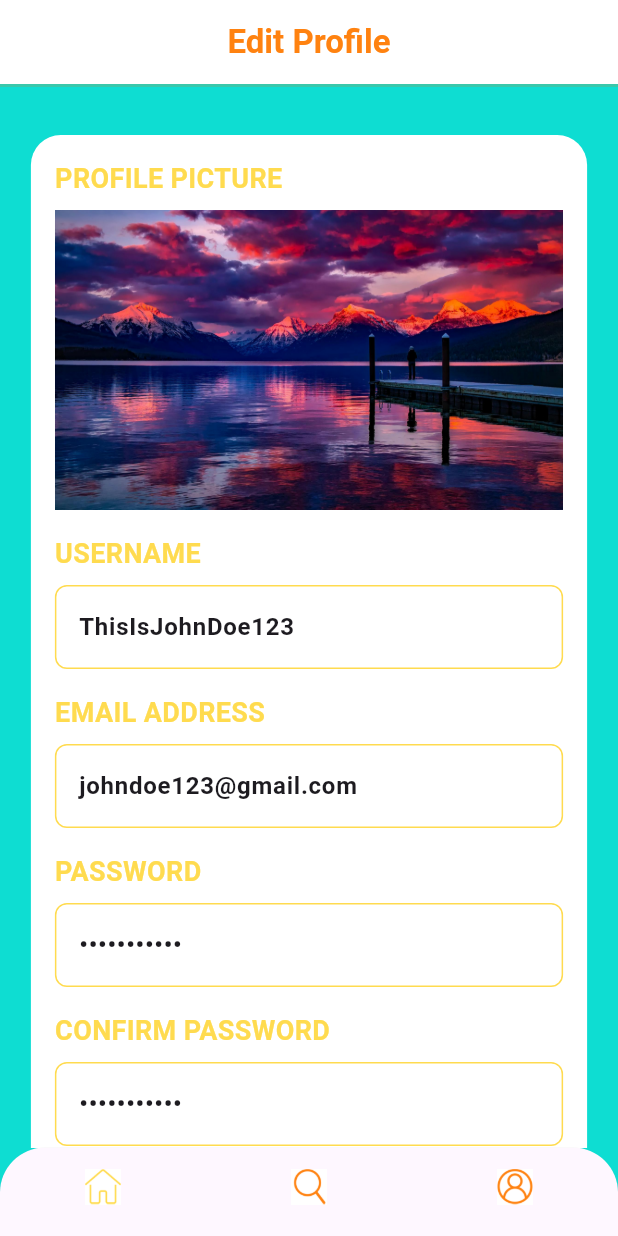
After one commit to buzzaaaaar/recipe-app-mad, a Flutter app: the EditProfilePage screen opened directly, on a phone screen of 412 x 824 dp. The commit adds this screen. Run offline on Flutter 3.47's test engine with Material 3 defaults, Android fonts, the phone set to English and light mode, and no system bars; Roboto replaces fonts that are missing (AlbertSans).

Commit message:
editprofilepage updated

```diff
--- /dev/null
+++ b/project_application_1/lib/editprofilepage.dart
@@ -0,0 +1,412 @@
+import 'package:flutter/material.dart';
+
+void main() {
+  runApp(const MyApp());
+}
+
+class MyApp extends StatelessWidget {
+  const MyApp({super.key});
+
+  @override
+  Widget build(BuildContext context) {
+    return MaterialApp(
+      debugShowCheckedModeBanner: false,
+      home: EditProfilePage(),
+    );
+  }
+}
+
+class EditProfilePage extends StatefulWidget {
+  const EditProfilePage({super.key});
+
+  @override
+  EditProfilePageState createState() => EditProfilePageState();
+}
+
+class EditProfilePageState extends State<EditProfilePage> {
+  int selectedBottomIndex = 0;
+  String? _imagePath = 'assets/TestProfilePicture.jpg'; // Sample picture
+  String _username = 'ThisIsJohnDoe123';
+  String _email = 'johndoe123@gmail.com';
+  String _password = 'password123';
+  String _confirmPassword = 'password123';
+
+  final _formKey = GlobalKey<FormState>();
+
+  @override
+  Widget build(BuildContext context) {
+    return Scaffold(
+      backgroundColor: const Color(0xFF0EDDD2), // Background is Jade
+      appBar: AppBar(
+        backgroundColor: Colors.white,
+        title: Center(
+          child: Text(
+            'Edit Profile',
+            style: TextStyle(
+              fontFamily: 'AlbertSans',
+              fontWeight: FontWeight.w600,
+              color: const Color(0xFFFF8210),
+            ),
+          ),
+        ),
+      ),
+      body: Column(
+        children: [
+          Container(
+            height: 2,
+            // ignore: deprecated_member_use
+            color: const Color.fromARGB(255, 234, 113, 15).withOpacity(0.2),
+          ),
+          Expanded(
+            child: SingleChildScrollView(
+              child: Center(
+                child: Container(
+                  width: MediaQuery.of(context).size.width * 0.9,
+                  margin: const EdgeInsets.only(top: 32, bottom: 16),
+                  decoration: BoxDecoration(
+                    color: Colors.white, // Content box remains white
+                    borderRadius: BorderRadius.circular(20),
+                  ),
+                  padding: const EdgeInsets.all(16),
+                  child: Form(
+                    key: _formKey,
+                    child: Column(
+                      crossAxisAlignment: CrossAxisAlignment.start,
+                      children: [
+                        Text(
+                          "PROFILE PICTURE",
+                          style: TextStyle(
+                            fontSize: 18,
+                            fontWeight: FontWeight.bold,
+                            color: const Color(0xFFFFDB4F),
+                          ),
+                        ),
+                        const SizedBox(height: 8),
+                        GestureDetector(
+                          onTap: () {
+                            if (_imagePath != null) {
+                              _showRemoveImageDialog();
+                            } else {
+                              debugPrint("Upload profile picture here");
+                            }
+                          },
+                          child: Container(
+                            width: double.infinity,
+                            height: 200,
+                            decoration: BoxDecoration(
+                              color: Colors.grey[200],
+                              borderRadius: BorderRadius.circular(8),
+                            ),
+                            child: _imagePath != null
+                                ? Image.asset(_imagePath!, fit: BoxFit.cover)
+                                : const Center(
+                                    child: Icon(Icons.person,
+                                        size: 50, color: Colors.grey),
+                                  ),
+                          ),
+                        ),
+                        const SizedBox(height: 16),
+                        Text(
+                          "USERNAME",
+                          style: TextStyle(
+                            fontSize: 18,
+                            fontWeight: FontWeight.bold,
+                            color: const Color(0xFFFFDB4F),
+                          ),
+                        ),
+                        const SizedBox(height: 8),
+                        TextFormField(
+                          initialValue: _username,
+                          style: const TextStyle(fontWeight: FontWeight.w600),
+                          decoration: InputDecoration(
+                            border: OutlineInputBorder(
+                              borderRadius: BorderRadius.circular(8),
+                              borderSide:
+                                  BorderSide(color: const Color(0xFFFFDB4F)),
+                            ),
+                            focusedBorder: OutlineInputBorder(
+                              borderRadius: BorderRadius.circular(8),
+                              borderSide:
+                                  BorderSide(color: const Color(0xFFFFDB4F)),
+                            ),
+                            enabledBorder: OutlineInputBorder(
+                              borderRadius: BorderRadius.circular(8),
+                              borderSide:
+                                  BorderSide(color: const Color(0xFFFFDB4F)),
+                            ),
+                          ),
+                          validator: (value) {
+                            if (value == null || value.isEmpty) {
+                              return 'Please enter your username';
+                            }
+                            if (value.length < 3) {
+                              return 'Username must be at least 3 characters';
+                            }
+                            return null;
+                          },
+                          onChanged: (value) {
+                            setState(() {
+                              _username = value;
+                            });
+                          },
+                        ),
+                        const SizedBox(height: 16),
+                        Text(
+                          "EMAIL ADDRESS",
+                          style: TextStyle(
+                            fontSize: 18,
+                            fontWeight: FontWeight.bold,
+                            color: const Color(0xFFFFDB4F),
+                          ),
+                        ),
+                        const SizedBox(height: 8),
+                        TextFormField(
+                          initialValue: _email,
+                          style: const TextStyle(fontWeight: FontWeight.w600),
+                          decoration: InputDecoration(
+                            border: OutlineInputBorder(
+                              borderRadius: BorderRadius.circular(8),
+                              borderSide:
+                                  BorderSide(color: const Color(0xFFFFDB4F)),
+                            ),
+                            focusedBorder: OutlineInputBorder(
+                              borderRadius: BorderRadius.circular(8),
+                              borderSide:
+                                  BorderSide(color: const Color(0xFFFFDB4F)),
+                            ),
+                            enabledBorder: OutlineInputBorder(
+                              borderRadius: BorderRadius.circular(8),
+                              borderSide:
+                                  BorderSide(color: const Color(0xFFFFDB4F)),
+                            ),
+                          ),
+                          validator: (value) {
+                            if (value == null || value.isEmpty) {
+                              return 'Please enter your email';
+                            }
+                            if (!value.contains('@')) {
+                              return 'Please enter a valid email address';
+                            }
+                            return null;
+                          },
+                          onChanged: (value) {
+                            setState(() {
+                              _email = value;
+                            });
+                          },
+                        ),
+                        const SizedBox(height: 16),
+                        Text(
+                          "PASSWORD",
+                          style: TextStyle(
+                            fontSize: 18,
+                            fontWeight: FontWeight.bold,
+                            color: const Color(0xFFFFDB4F),
+                          ),
+                        ),
+                        const SizedBox(height: 8),
+                        TextFormField(
+                          initialValue: _password,
+                          style: const TextStyle(fontWeight: FontWeight.w600),
+                          obscureText: true,
+                          decoration: InputDecoration(
+                            border: OutlineInputBorder(
+                              borderRadius: BorderRadius.circular(8),
+                              borderSide:
+                                  BorderSide(color: const Color(0xFFFFDB4F)),
+                            ),
+                            focusedBorder: OutlineInputBorder(
+                              borderRadius: BorderRadius.circular(8),
+                              borderSide:
+                                  BorderSide(color: const Color(0xFFFFDB4F)),
+                            ),
+                            enabledBorder: OutlineInputBorder(
+                              borderRadius: BorderRadius.circular(8),
+                              borderSide:
+                                  BorderSide(color: const Color(0xFFFFDB4F)),
+                            ),
+                          ),
+                          validator: (value) {
+                            if (value == null || value.isEmpty) {
+                              return 'Please enter your password';
+                            }
+                            if (value.length < 6) {
+                              return 'Password must be at least 6 characters';
+                            }
+                            return null;
+                          },
+                          onChanged: (value) {
+                            setState(() {
+                              _password = value;
+                            });
+                          },
+                        ),
+                        const SizedBox(height: 16),
+                        Text(
+                          "CONFIRM PASSWORD",
+                          style: TextStyle(
+                            fontSize: 18,
+                            fontWeight: FontWeight.bold,
+                            color: const Color(0xFFFFDB4F),
+                          ),
+                        ),
+                        const SizedBox(height: 8),
+                        TextFormField(
+                          initialValue: _confirmPassword,
+                          style: const TextStyle(fontWeight: FontWeight.w600),
+                          obscureText: true,
+                          decoration: InputDecoration(
+                            border: OutlineInputBorder(
+                              borderRadius: BorderRadius.circular(8),
+                              borderSide:
+                                  BorderSide(color: const Color(0xFFFFDB4F)),
+                            ),
+                            focusedBorder: OutlineInputBorder(
+                              borderRadius: BorderRadius.circular(8),
+                              borderSide:
+                                  BorderSide(color: const Color(0xFFFFDB4F)),
+                            ),
+                            enabledBorder: OutlineInputBorder(
+                              borderRadius: BorderRadius.circular(8),
+                              borderSide:
+                                  BorderSide(color: const Color(0xFFFFDB4F)),
+                            ),
+                          ),
+                          validator: (value) {
+                            if (value == null || value.isEmpty) {
+                              return 'Please confirm your password';
+                            }
+                            if (value != _password) {
+                              return 'Passwords do not match';
+                            }
+                            return null;
+                          },
+                          onChanged: (value) {
+                            setState(() {
+                              _confirmPassword = value;
+                            });
+                          },
+                        ),
+                        const SizedBox(height: 32),
+                        Row(
+                          mainAxisAlignment: MainAxisAlignment.spaceEvenly,
+                          children: [
+                            _buildButton("DISCARD", () {}),
+                            _buildButton("SAVE", () {
+                              if (_formKey.currentState!.validate()) {
+                                // Form is valid, perform save operation
+                                // You would typically save the data here
+                              }
+                            }),
+                          ],
+                        ),
+                      ],
+                    ),
+                  ),
+                ),
+              ),
+            ),
+          ),
+        ],
+      ),
+      bottomNavigationBar: _buildBottomNavBar(),
+    );
+  }
+
+  Widget _buildButton(String text, VoidCallback onPressed) {
+    return ElevatedButton(
+      onPressed: onPressed,
+      style: ElevatedButton.styleFrom(
+        backgroundColor: const Color(0xFFFF8210),
+        padding: const EdgeInsets.symmetric(horizontal: 20, vertical: 10),
+      ),
+      child: Text(
+        text,
+        style: const TextStyle(fontSize: 18, color: Colors.white),
+      ),
+    );
+  }
+
+  void _showRemoveImageDialog() {
+    showDialog(
+      context: context,
+      builder: (BuildContext context) {
+        return AlertDialog(
+          title: const Text("Remove Profile Picture"),
+          content: const Text(
+              "Are you sure you want to remove your profile picture?"),
+          actions: [
+            TextButton(
+              onPressed: () {
+                Navigator.of(context).pop();
+              },
+              child: const Text("Cancel"),
+            ),
+            TextButton(
+              onPressed: () {
+                setState(() {
+                  _imagePath = null;
+                });
+                Navigator.of(context).pop();
+              },
+              child: const Text("Remove", style: TextStyle(color: Colors.red)),
+            ),
+          ],
+        );
+      },
+    );
+  }
+
+  Widget _buildBottomNavBar() {
+    return Container(
+      decoration: BoxDecoration(
+        borderRadius: BorderRadius.vertical(top: Radius.circular(30)),
+      ),
+      child: ClipRRect(
+        borderRadius: BorderRadius.vertical(top: Radius.circular(30)),
+        child: BottomNavigationBar(
+          currentIndex: selectedBottomIndex,
+          onTap: (index) {
+            setState(() {
+              selectedBottomIndex = index;
+            });
+          },
+          showSelectedLabels: false,
+          showUnselectedLabels: false,
+          items: [
+            BottomNavigationBarItem(
+              icon: Image.asset(
+                selectedBottomIndex == 0
+                    ? 'assets/HomeIconOnClick.png'
+                    : 'assets/home.png',
+                width: 24,
+                height: 24,
+              ),
+              label: '',
+            ),
+            BottomNavigationBarItem(
+              icon: Image.asset(
+                selectedBottomIndex == 1
+                    ? 'assets/ExploreIconOnClick.png'
+                    : 'assets/search.png',
+                width: 24,
+                height: 24,
+              ),
+              label: '',
+            ),
+            BottomNavigationBarItem(
+              icon: Image.asset(
+                selectedBottomIndex == 2
+                    ? 'assets/MyProfileIconOnClick.png'
+                    : 'assets/profile.png',
+                width: 24,
+                height: 24,
+              ),
+              label: '',
+            ),
+          ],
+        ),
+      ),
+    );
+  }
+}
--- a/project_application_1/lib/editrecipepage.dart
+++ b/project_application_1/lib/editrecipepage.dart
@@ -63,6 +63,7 @@ class RecipePageState extends State {
         children: [
           Container(
             height: 2,
+            // ignore: deprecated_member_use
             color: const Color.fromARGB(255, 234, 113, 15).withOpacity(0.2),
           ),
           Expanded(
@@ -178,6 +179,7 @@ class RecipePageState extends State {
                       const SizedBox(height: 8),
                       TextFormField(
                         initialValue: _recipeName,
+                        style: TextStyle(fontWeight: FontWeight.w600),
                         decoration: InputDecoration(
                           border: OutlineInputBorder(
                             borderRadius: BorderRadius.circular(8),
@@ -213,6 +215,7 @@ class RecipePageState extends State {
                       const SizedBox(height: 8),
                       TextFormField(
                         initialValue: _prepTime,
+                        style: TextStyle(fontWeight: FontWeight.w600),
                         decoration: InputDecoration(
                           border: OutlineInputBorder(
                             borderRadius: BorderRadius.circular(8),
@@ -248,6 +251,7 @@ class RecipePageState extends State {
                       const SizedBox(height: 8),
                       TextFormField(
                         initialValue: _cookTime,
+                        style: TextStyle(fontWeight: FontWeight.w600),
                         decoration: InputDecoration(
                           border: OutlineInputBorder(
                             borderRadius: BorderRadius.circular(8),
@@ -283,6 +287,7 @@ class RecipePageState extends State {
                       const SizedBox(height: 8),
                       TextFormField(
                         initialValue: _totalTime,
+                        style: TextStyle(fontWeight: FontWeight.w600),
                         decoration: InputDecoration(
                           border: OutlineInputBorder(
                             borderRadius: BorderRadius.circular(8),
@@ -318,6 +323,7 @@ class RecipePageState extends State {
                       const SizedBox(height: 8),
                       TextFormField(
                         initialValue: _servings,
+                        style: TextStyle(fontWeight: FontWeight.w600),
                         decoration: InputDecoration(
                           border: OutlineInputBorder(
                             borderRadius: BorderRadius.circular(8),
--- a/project_application_1/pubspec.yaml
+++ b/project_application_1/pubspec.yaml
@@ -64,6 +64,7 @@ flutter:
     - assets/HomeIconOnClick.png
     - assets/MyProfileIconOnClick.png
     - assets/TomatoBasilSoup.jpg
+    - assets/TestProfilePicture.jpg
   # The following line ensures that the Material Icons font is
   # included with your application, so that you can use the icons in
   # the material Icons class.
```
Also changed, not shown: project_application_1/assets/TestProfilePicture.jpg (added).
